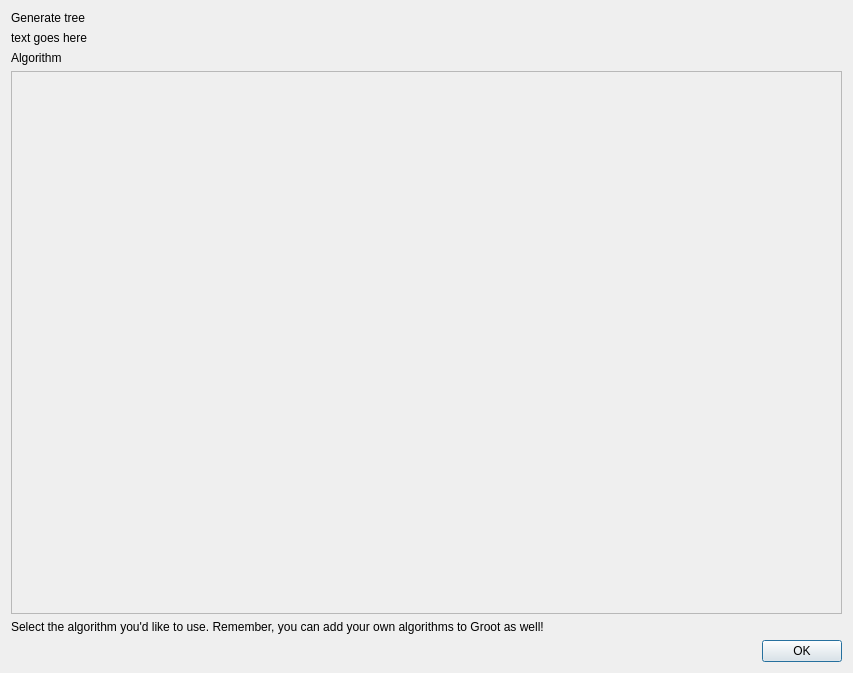
Old version of the form groot/frontends/gui/forms/designer/frm_run_algorithm_designer.ui in the repository JMcInerneyLab/groot.
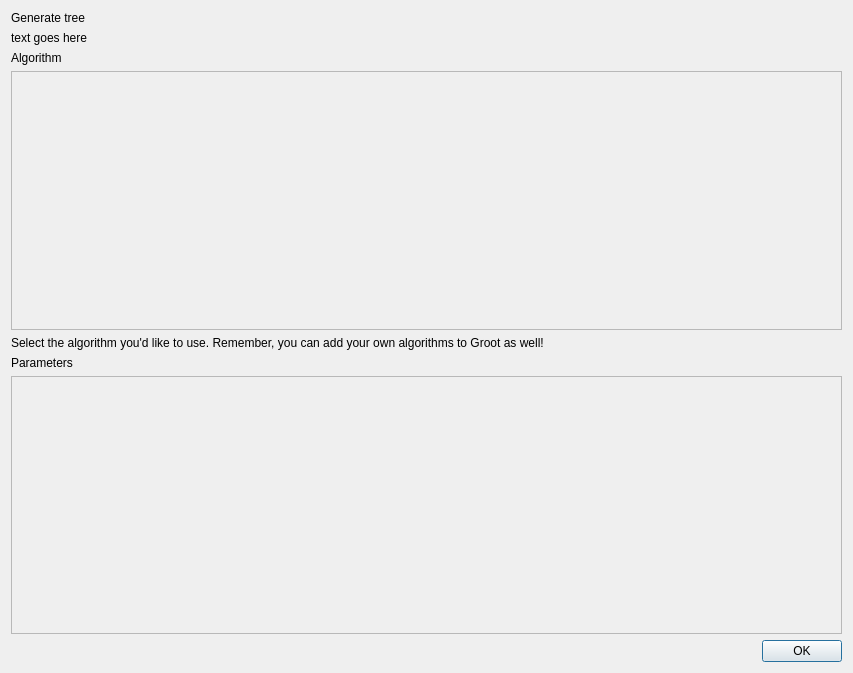
New version of the form.

```diff
--- a/groot/frontends/gui/forms/designer/frm_run_algorithm_designer.ui
+++ b/groot/frontends/gui/forms/designer/frm_run_algorithm_designer.ui
@@ -67,6 +67,32 @@
      </property>
     </widget>
    </item>
+   <item>
+    <widget class="QLabel" name="label_3">
+     <property name="text">
+      <string>Parameters</string>
+     </property>
+     <property name="style" stdset="0">
+      <string notr="true">heading</string>
+     </property>
+    </widget>
+   </item>
+   <item>
+    <widget class="QFrame" name="FRA_PARAMETERS">
+     <property name="sizePolicy">
+      <sizepolicy hsizetype="Preferred" vsizetype="Expanding">
+       <horstretch>0</horstretch>
+       <verstretch>0</verstretch>
+      </sizepolicy>
+     </property>
+     <property name="frameShape">
+      <enum>QFrame::StyledPanel</enum>
+     </property>
+     <property name="frameShadow">
+      <enum>QFrame::Raised</enum>
+     </property>
+    </widget>
+   </item>
    <item>
     <layout class="QHBoxLayout" name="horizontalLayout">
      <item>
```
